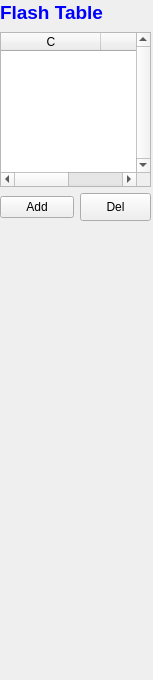
VenSaber/NandFlashTestGUI, file NandFlashTestGUI/GeneralMenu.ui: the form before one commit.
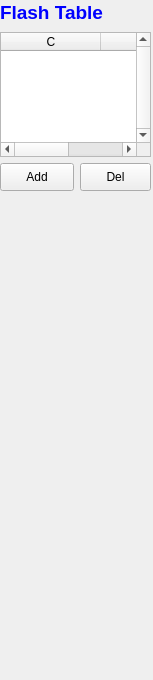
The form after the commit.

The edit to the form file:
```diff
--- a/NandFlashTestGUI/GeneralMenu.ui
+++ b/NandFlashTestGUI/GeneralMenu.ui
@@ -16,7 +16,7 @@
      <x>0</x>
      <y>0</y>
      <width>151</width>
-     <height>221</height>
+     <height>191</height>
     </rect>
    </property>
    <layout class="QGridLayout" name="gridLayout">
@@ -82,6 +82,18 @@
     </item>
     <item row="3" column="0">
      <widget class="QPushButton" name="addButton">
+      <property name="sizePolicy">
+       <sizepolicy hsizetype="MinimumExpanding" vsizetype="Fixed">
+        <horstretch>0</horstretch>
+        <verstretch>0</verstretch>
+       </sizepolicy>
+      </property>
+      <property name="minimumSize">
+       <size>
+        <width>71</width>
+        <height>28</height>
+       </size>
+      </property>
       <property name="text">
        <string>Add</string>
       </property>
```
